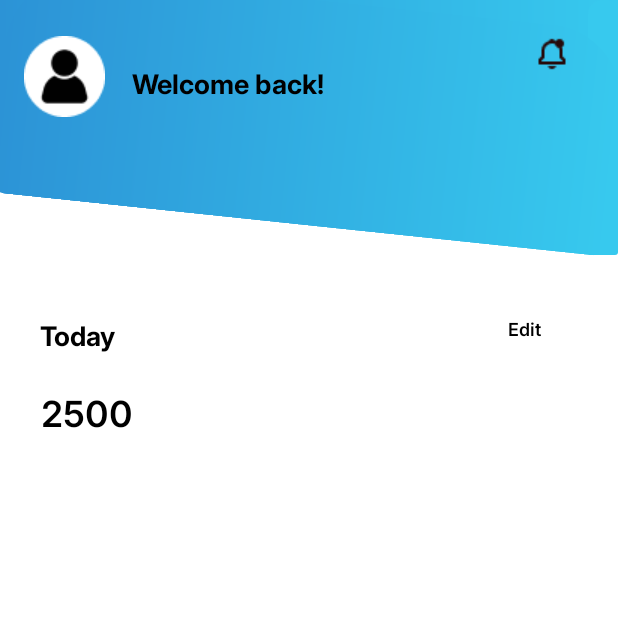
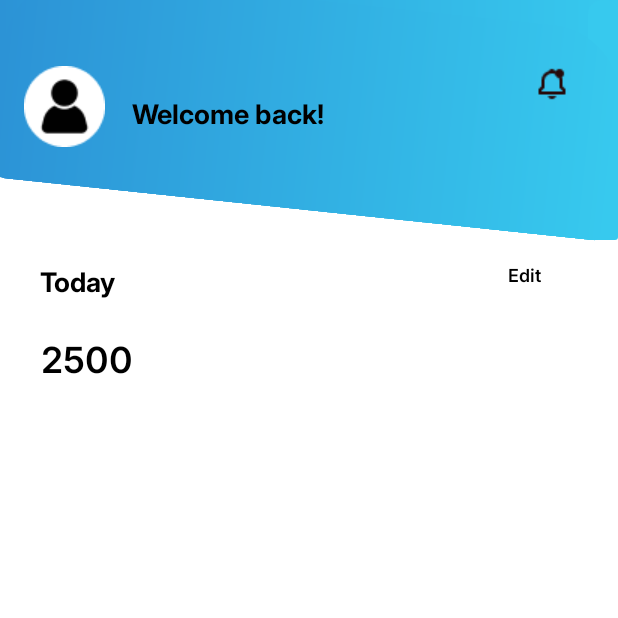
Before and after one commit to AdySU22/Dietica-Mobile-App-Project, an Android app: the HomeActivity screen opened directly, with no data from a screen before it, on a phone screen of 412 x 824 dp, the top half of it. Run offline under Robolectric (Android 15) with nearby library versions, the phone set to English and light mode, and no system bars.

Commit message:
Fixing margins and add dependencies in gradle.

```diff
--- a/app/build.gradle.kts
+++ b/app/build.gradle.kts
@@ -41,6 +41,8 @@ dependencies {
     implementation(libs.androidx.appcompat)
     implementation(libs.material)
     implementation(libs.androidx.activity)
+    implementation("androidx.activity:activity:1.9.2")
+    implementation("androidx.activity:activity-ktx:1.9.2")
     implementation(libs.androidx.constraintlayout)
     testImplementation(libs.junit)
     androidTestImplementation(libs.androidx.junit)
--- a/app/src/main/java/com/example/dietica/OpeningPageActivity.kt
+++ b/app/src/main/java/com/example/dietica/OpeningPageActivity.kt
@@ -18,7 +18,7 @@ class OpeningPageActivity : AppCompatActivity() {
 
         // Set an onClickListener to the button to navigate to the next activity
         getStartedButton.setOnClickListener {
-            val intent = Intent(this, SignInActivity::class.java)
+            val intent = Intent(this, SignUpActivity::class.java)
             startActivity(intent)
         }
     }
--- a/app/src/main/java/com/example/dietica/SignInActivity.kt
+++ b/app/src/main/java/com/example/dietica/SignUpActivity.kt
@@ -6,12 +6,12 @@ import androidx.activity.enableEdgeToEdge
 import androidx.appcompat.app.AppCompatActivity
 import android.widget.Button
 
-class SignInActivity : AppCompatActivity() {
+class SignUpActivity : AppCompatActivity() {
 
     override fun onCreate(savedInstanceState: Bundle?) {
         enableEdgeToEdge()
         super.onCreate(savedInstanceState)
-        setContentView(R.layout.activity_sign_in)
+        setContentView(R.layout.activity_sign_up)
 
         val btnRegister: Button = findViewById(R.id.btnRegister)
         btnRegister.setOnClickListener {
--- a/app/src/main/res/layout/activity_home.xml
+++ b/app/src/main/res/layout/activity_home.xml
@@ -16,7 +16,7 @@
     <androidx.constraintlayout.widget.ConstraintLayout
         android:id="@+id/constraintLayout2"
         android:layout_width="20dp"
-        android:layout_height="170dp"
+        android:layout_height="160dp"
         android:background="@drawable/curved_background"
         android:backgroundTint="#37C9EE"
         app:layout_constraintEnd_toEndOf="parent"
@@ -25,7 +25,7 @@
     <androidx.constraintlayout.widget.ConstraintLayout
         android:id="@+id/constraintLayout3"
         android:layout_width="match_parent"
-        android:layout_height="150dp"
+        android:layout_height="140dp"
         android:background="@drawable/curved_background"
         android:rotation="6"
         app:layout_constraintEnd_toEndOf="parent"
@@ -37,7 +37,7 @@
         android:layout_height="54dp"
         android:src="@drawable/profile"
         android:layout_marginStart="16dp"
-        android:layout_marginTop="24dp"
+        android:layout_marginTop="44dp"
         app:layout_constraintStart_toStartOf="parent"
         app:layout_constraintTop_toTopOf="parent"/>
 
@@ -58,7 +58,7 @@
         android:id="@+id/notification_icon"
         android:layout_width="24dp"
         android:layout_height="24dp"
-        android:layout_marginTop="24dp"
+        android:layout_marginTop="44dp"
         android:layout_marginEnd="32dp"
         android:src="@drawable/notifications"
         app:layout_constraintEnd_toEndOf="parent"
@@ -68,7 +68,7 @@
         android:id="@+id/constraintLayout4"
         android:layout_width="390dp"
         android:layout_height="200dp"
-        android:layout_marginTop="40dp"
+        android:layout_marginTop="14dp"
         app:layout_constraintStart_toStartOf="parent"
         app:layout_constraintEnd_toEndOf="parent"
         app:layout_constraintTop_toBottomOf="@id/constraintLayout2">
```
Also changed, not shown: app/src/main/AndroidManifest.xml (+5 -3 lines), app/src/main/res/layout/activity_sign_up.xml (renamed from app/src/main/res/layout/activity_sign_in.xml).
